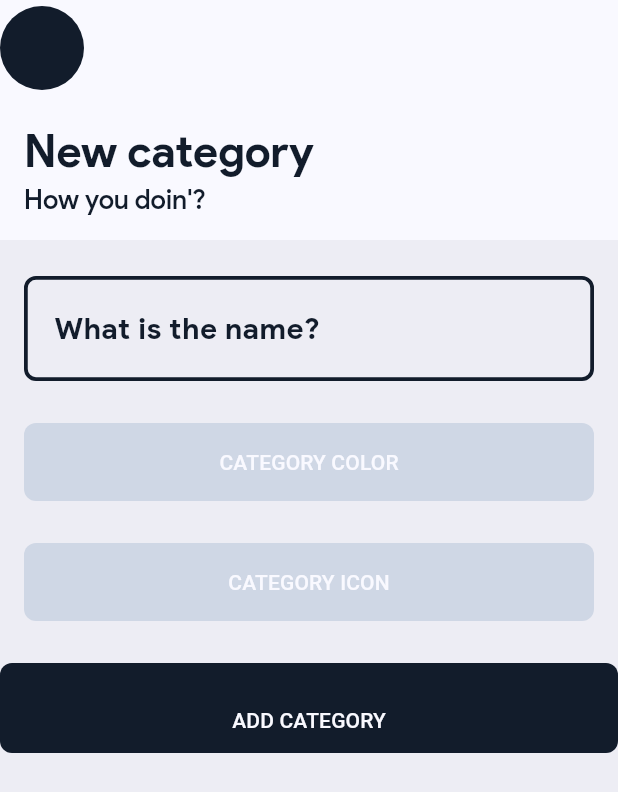
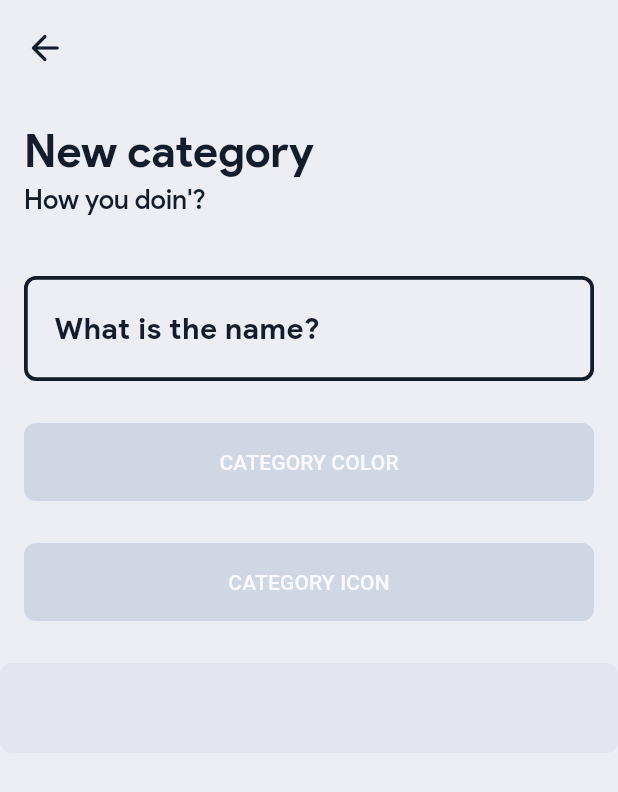
Before and after one commit to jokilic/trosko, a Flutter app: the screen it shows after launch, after a tap on the "add" icon, on a phone screen of 412 x 824 dp. Shown: the top 792 px of the screen. Run offline on Flutter 3.47's test engine with Material 3 defaults, Android fonts, the phone set to English and light mode, and no system bars; our stand-ins replace flutter_animate, get_it, hive_ce, hive_ce_flutter, logger, package_info_plus and 2 more; accounts and stored records are empty; statements that could not run were skipped; project files that could hold a hidden picture were left out.

Commit message:
More work

```diff
--- a/lib/constants/enums.dart
+++ b/lib/constants/enums.dart
@@ -6,3 +6,8 @@ enum DateGroup {
   lastMonth,
   older,
 }
+
+enum ActiveDate {
+  today,
+  otherDay,
+}
--- a/lib/screens/category/category_screen.dart
+++ b/lib/screens/category/category_screen.dart
@@ -71,6 +71,11 @@ class _CategoryScreenState extends State<CategoryScreen> {
           TroskoAppBar(
             leadingWidget: IconButton(
               onPressed: Navigator.of(context).pop,
+              style: IconButton.styleFrom(
+                backgroundColor: Colors.transparent,
+                foregroundColor: context.colors.buttonBackground,
+                highlightColor: context.colors.buttonBackground,
+              ),
               icon: Icon(
                 Icons.arrow_back_rounded,
                 color: context.colors.text,
@@ -162,8 +167,8 @@ class _CategoryScreenState extends State<CategoryScreen> {
                     ),
                     backgroundColor: context.colors.primary,
                     foregroundColor: context.colors.background,
-                    disabledBackgroundColor: context.colors.text,
-                    disabledForegroundColor: context.colors.background,
+                    disabledBackgroundColor: context.colors.buttonBackground,
+                    disabledForegroundColor: context.colors.buttonBackground,
                   ),
                   child: Text(
                     'Add category'.toUpperCase(),
--- a/lib/screens/home/widgets/home_categories.dart
+++ b/lib/screens/home/widgets/home_categories.dart
@@ -61,7 +61,7 @@ class HomeCategories extends StatelessWidget {
             ],
             child: HomeCategory(
               onPressed: onPressedAdd,
-              color: context.colors.primary,
+              color: context.colors.buttonBackground,
               icon: Icons.add_rounded,
               text: 'Add',
             ),
--- a/lib/theme/colors.dart
+++ b/lib/theme/colors.dart
@@ -11,12 +11,14 @@ abstract class TroskoColors {
 class TroskoColorsExtension extends ThemeExtension<TroskoColorsExtension> {
   final Color primary;
   final Color background;
+  final Color buttonBackground;
   final Color text;
   final Color scaffoldBackground;
 
   TroskoColorsExtension({
     required this.primary,
     required this.background,
+    required this.buttonBackground,
     required this.text,
     required this.scaffoldBackground,
   });
@@ -25,11 +27,13 @@ class TroskoColorsExtension extends ThemeExtension<TroskoColorsExtension> {
   ThemeExtension<TroskoColorsExtension> copyWith({
     Color? primary,
     Color? background,
+    Color? buttonBackground,
     Color? text,
     Color? scaffoldBackground,
   }) => TroskoColorsExtension(
     primary: primary ?? this.primary,
     background: background ?? this.background,
+    buttonBackground: buttonBackground ?? this.buttonBackground,
     text: text ?? this.text,
     scaffoldBackground: scaffoldBackground ?? this.scaffoldBackground,
   );
@@ -46,6 +50,7 @@ class TroskoColorsExtension extends ThemeExtension<TroskoColorsExtension> {
     return TroskoColorsExtension(
       primary: Color.lerp(primary, other.primary, t)!,
       background: Color.lerp(background, other.background, t)!,
+      buttonBackground: Color.lerp(buttonBackground, other.buttonBackground, t)!,
       text: Color.lerp(text, other.text, t)!,
       scaffoldBackground: Color.lerp(scaffoldBackground, other.scaffoldBackground, t)!,
     );
--- a/lib/theme/theme.dart
+++ b/lib/theme/theme.dart
@@ -17,13 +17,18 @@ class TroskoTheme {
       colorScheme: ColorScheme.fromSeed(
         seedColor: lightAppColors.primary,
       ),
+      floatingActionButtonTheme: FloatingActionButtonThemeData(
+        backgroundColor: lightAppColors.primary,
+        foregroundColor: lightAppColors.text,
+        elevation: 2,
+      ),
       filledButtonTheme: FilledButtonThemeData(
         style: ButtonStyle(
           backgroundColor: WidgetStateProperty.all(
             lightAppColors.primary,
           ),
           foregroundColor: WidgetStateProperty.all(
-            lightAppColors.background,
+            lightAppColors.buttonBackground,
           ),
           shape: WidgetStateProperty.all(
             RoundedRectangleBorder(
@@ -46,7 +51,7 @@ class TroskoTheme {
           borderRadius: BorderRadius.circular(8),
         ),
         side: BorderSide.none,
-        backgroundColor: lightAppColors.text,
+        backgroundColor: lightAppColors.buttonBackground,
         selectedColor: lightAppColors.primary,
         showCheckmark: false,
         elevation: 0,
@@ -54,17 +59,17 @@ class TroskoTheme {
       ),
       iconButtonTheme: IconButtonThemeData(
         style: IconButton.styleFrom(
-          backgroundColor: lightAppColors.text,
+          backgroundColor: lightAppColors.buttonBackground,
           foregroundColor: lightAppColors.text,
-          highlightColor: lightAppColors.text,
+          highlightColor: lightAppColors.buttonBackground,
           iconSize: 28,
           shape: const CircleBorder(),
           padding: const EdgeInsets.all(16),
-          elevation: 0,
+          elevation: 2,
         ),
       ),
       splashColor: Colors.transparent,
-      highlightColor: lightAppColors.text,
+      highlightColor: lightAppColors.buttonBackground,
       scaffoldBackgroundColor: lightAppColors.scaffoldBackground,
       canvasColor: Colors.transparent,
       textSelectionTheme: TextSelectionThemeData(
@@ -82,6 +87,7 @@ class TroskoTheme {
   static final lightAppColors = TroskoColorsExtension(
     primary: TroskoColors.lightBlue,
     background: TroskoColors.white,
+    buttonBackground: TroskoColors.grey,
     text: TroskoColors.black,
     scaffoldBackground: TroskoColors.lightGrey,
   );
@@ -150,6 +156,9 @@ TroskoTextThemesExtension getTextThemesExtension({
   transactionAmountNumber: TroskoTextStyles.transactionAmountNumber.copyWith(
     color: colorsExtension.text,
   ),
+  transactionDateText: TroskoTextStyles.transactionDateText.copyWith(
+    color: colorsExtension.text,
+  ),
   transactionNameTextField: TroskoTextStyles.transactionNameTextField.copyWith(
     color: colorsExtension.text,
   ),
--- a/lib/util/date_time.dart
+++ b/lib/util/date_time.dart
@@ -1,3 +1,4 @@
+import 'package:intl/intl.dart';
 import 'package:timeago/timeago.dart' as timeago;
 
 String getTimeAgo(DateTime dateTime) => timeago.format(
@@ -5,3 +6,5 @@ String getTimeAgo(DateTime dateTime) => timeago.format(
   locale: 'hr',
   allowFromNow: true,
 );
+
+String getFormattedDate(DateTime dateTime) => DateFormat('dd. MMMM yyyy', 'hr').format(dateTime);
--- a/lib/widgets/trosko_app_bar.dart
+++ b/lib/widgets/trosko_app_bar.dart
@@ -26,8 +26,8 @@ class TroskoAppBar extends StatelessWidget {
       overflow: TextOverflow.ellipsis,
       style: context.textStyles.appBarTitleSmall,
     ),
-    backgroundColor: context.colors.background,
-    foregroundColor: context.colors.text,
+    backgroundColor: context.colors.scaffoldBackground,
+    foregroundColor: context.colors.primary,
     titleSpacing: 4,
     elevation: 0,
     scrolledUnderElevation: 0,
```
Also changed, not shown: lib/screens/transaction/transaction_controller.dart (+41 -1 lines), lib/screens/transaction/transaction_screen.dart (+57 -4 lines), lib/screens/transaction/widgets/transaction_date_checkbox.dart (added, +55 -0 lines), lib/theme/text_styles.dart (+11 -0 lines).
